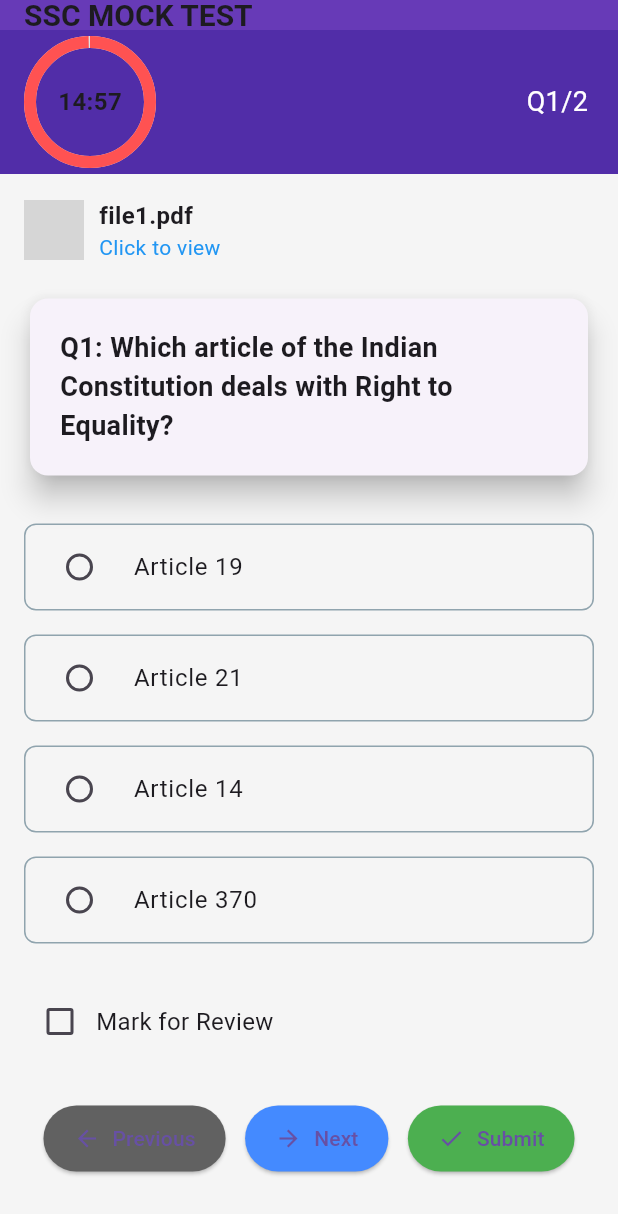
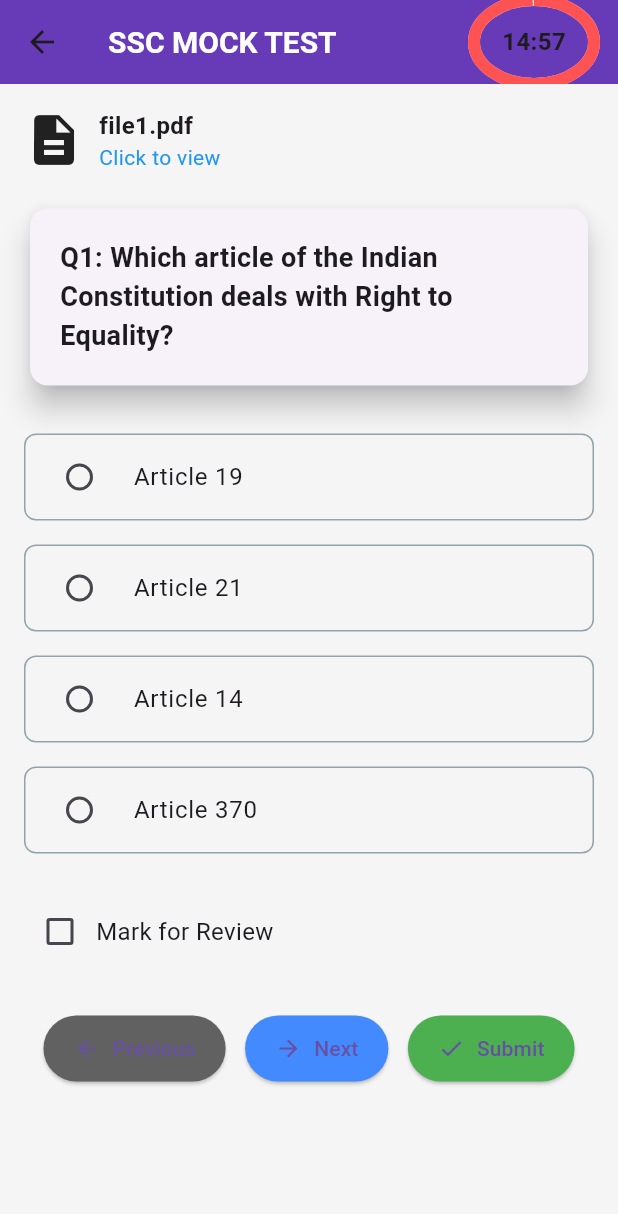
Before and after one commit to studybuild576-commits/vediczy, a Flutter app: the CBTRealisticScreen screen opened directly, after a tap on "Previous", on a phone screen of 412 x 824 dp. Shown: the top 1214 px of the screen. Run offline on Flutter 3.47's test engine with Material 3 defaults, Android fonts, the phone set to English and light mode, and no system bars; our stand-ins replace cloud_firestore, firebase_auth, firebase_core, google_mobile_ads, google_sign_in; accounts and stored records are empty; grey boxes are pictures that could not be loaded.

Commit message:
Update realistic_cbt_test_screen.dart

```diff
--- a/lib/screens/realistic_cbt_test_screen.dart
+++ b/lib/screens/realistic_cbt_test_screen.dart
@@ -1,25 +1,9 @@
 import 'package:flutter/material.dart';
 import 'dart:async';
 
-void main() {
-  runApp(MyApp());
-}
+class CBTRealisticScreen extends StatefulWidget {
+  const CBTRealisticScreen({Key? key}) : super(key: key);
 
-class MyApp extends StatelessWidget {
-  @override
-  Widget build(BuildContext context) {
-    return MaterialApp(
-      title: 'SSC MOCK TEST',
-      theme: ThemeData(
-        primarySwatch: Colors.blue,
-        fontFamily: 'Arial', // Aap apne custom font bhi use kar sakte hain
-      ),
-      home: CBTRealisticScreen(),
-    );
-  }
-}
-
-class CBTRealisticScreen extends StatefulWidget {
   @override
   _CBTRealisticScreenState createState() => _CBTRealisticScreenState();
 }
@@ -30,14 +14,12 @@ class _CBTRealisticScreenState extends State<CBTRealisticScreen> {
       'id': 1,
       'question': 'Which article of the Indian Constitution deals with Right to Equality?',
       'fileName': 'file1.pdf',
-      'image': 'assets/images/file_icon.png',
       'options': ['Article 19', 'Article 21', 'Article 14', 'Article 370']
     },
     {
       'id': 2,
       'question': 'Who is the current President of India?',
       'fileName': 'president_bio.pdf',
-      'image': 'assets/images/file_icon.png',
       'options': ['Ram Nath Kovind', 'Droupadi Murmu', 'APJ Abdul Kalam', 'Pranab Mukherjee']
     },
   ];
@@ -46,7 +28,7 @@ class _CBTRealisticScreenState extends State<CBTRealisticScreen> {
   Map<int, String> answers = {};
   Map<int, bool> markedReview = {};
   late Timer timer;
-  Duration timeLeft = Duration(minutes: 15);
+  Duration timeLeft = const Duration(minutes: 15);
 
   @override
   void initState() {
@@ -55,14 +37,16 @@ class _CBTRealisticScreenState extends State<CBTRealisticScreen> {
   }
 
   void startTimer() {
-    timer = Timer.periodic(Duration(seconds: 1), (_) {
+    timer = Timer.periodic(const Duration(seconds: 1), (_) {
       if (timeLeft.inSeconds == 0) {
         timer.cancel();
         showResult();
       } else {
-        setState(() {
-          timeLeft -= Duration(seconds: 1);
-        });
+        if (mounted) {
+          setState(() {
+            timeLeft -= const Duration(seconds: 1);
+          });
+        }
       }
     });
   }
@@ -71,14 +55,14 @@ class _CBTRealisticScreenState extends State<CBTRealisticScreen> {
     showDialog(
       context: context,
       builder: (_) => AlertDialog(
-        title: Text('Test Finished!'),
+        title: const Text('Test Finished!'),
         content: Text('Your answers: ${answers.toString()}'),
         actions: [
           TextButton(
             onPressed: () {
               Navigator.pop(context);
             },
-            child: Text('OK'),
+            child: const Text('OK'),
           ),
         ],
       ),
@@ -135,61 +119,58 @@ class _CBTRealisticScreenState extends State<CBTRealisticScreen> {
       backgroundColor: Colors.grey[100],
       appBar: AppBar(
         backgroundColor: Colors.deepPurple,
-        title: Text('SSC MOCK TEST', style: TextStyle(fontSize: 20, fontWeight: FontWeight.bold)),
-        bottom: PreferredSize(
-          preferredSize: Size.fromHeight(60),
-          child: Container(
-            padding: EdgeInsets.symmetric(horizontal: 20, vertical: 8),
-            color: Colors.deepPurple.shade700,
-            child: Row(
-              mainAxisAlignment: MainAxisAlignment.spaceBetween,
-              children: [
-                buildTimerBadge(),
-                Text(
-                  'Q${currentQ + 1}/${questions.length}',
-                  style: TextStyle(color: Colors.white, fontSize: 18),
-                ),
-              ],
-            ),
+        title: const Text(
+          'SSC MOCK TEST',
+          style: TextStyle(
+            fontSize: 20,
+            fontWeight: FontWeight.bold,
+            color: Colors.white,
           ),
         ),
+        actions: [
+          // Timer Badge ko yahan display kiya gaya hai
+          Padding(
+            padding: const EdgeInsets.only(right: 16.0),
+            child: buildTimerBadge(),
+          ),
+        ],
       ),
       body: SingleChildScrollView(
         child: Padding(
-          padding: EdgeInsets.all(16),
+          padding: const EdgeInsets.all(16),
           child: Column(
             crossAxisAlignment: CrossAxisAlignment.start,
             children: [
-              // File & Question Details
+              // File & Question Details (Image.asset hata diya gaya hai)
               Row(
                 children: [
-                  Image.asset('assets/images/file_icon.png', width: 40, height: 40),
-                  SizedBox(width: 10),
+                  const Icon(Icons.description, size: 40),
+                  const SizedBox(width: 10),
                   Expanded(
                     child: Column(
                       crossAxisAlignment: CrossAxisAlignment.start,
                       children: [
                         Text(
                           question['fileName'],
-                          style: TextStyle(fontSize: 16, fontWeight: FontWeight.bold),
+                          style: const TextStyle(fontSize: 16, fontWeight: FontWeight.bold),
                         ),
-                        Text('Click to view', style: TextStyle(fontSize: 14, color: Colors.blue)),
+                        const Text('Click to view', style: TextStyle(fontSize: 14, color: Colors.blue)),
                       ],
                     ),
                   ),
                 ],
               ),
-              SizedBox(height: 20),
+              const SizedBox(height: 20),
               // Question Card
               buildQuestionCard('Q${currentQ + 1}: ${question['question']}'),
-              SizedBox(height: 20),
+              const SizedBox(height: 20),
               // Options
               ...question['options'].map<Widget>((opt) {
                 return buildOption(opt, answers[question['id']] ?? '', (val) {
                   selectOption(val);
                 });
               }).toList(),
-              SizedBox(height: 20),
+              const SizedBox(height: 20),
               // Mark for Review
               Row(
                 children: [
@@ -197,10 +178,10 @@ class _CBTRealisticScreenState extends State<CBTRealisticScreen> {
                     value: markedReview[question['id']] ?? false,
                     onChanged: (_) => toggleMark(),
                   ),
-                  Text('Mark for Review', style: TextStyle(fontSize: 16)),
+                  const Text('Mark for Review', style: TextStyle(fontSize: 16)),
                 ],
               ),
-              SizedBox(height: 30),
+              const SizedBox(height: 30),
               // Navigation Buttons
               buildNavigationButtons(),
             ],
@@ -215,15 +196,15 @@ class _CBTRealisticScreenState extends State<CBTRealisticScreen> {
       shape: RoundedRectangleBorder(borderRadius: BorderRadius.circular(12)),
       elevation: 8,
       child: Padding(
-        padding: EdgeInsets.all(20),
-        child: Text(text, style: TextStyle(fontSize: 18, fontWeight: FontWeight.w600)),
+        padding: const EdgeInsets.all(20),
+        child: Text(text, style: const TextStyle(fontSize: 18, fontWeight: FontWeight.w600)),
       ),
     );
   }
 
   Widget buildOption(String optionText, String groupValue, Function(String) onChanged) {
     return Container(
-      margin: EdgeInsets.symmetric(vertical: 8),
+      margin: const EdgeInsets.symmetric(vertical: 8),
       decoration: BoxDecoration(
         border: Border.all(color: Colors.blueGrey.shade300),
         borderRadius: BorderRadius.circular(8),
@@ -232,7 +213,7 @@ class _CBTRealisticScreenState extends State<CBTRealisticScreen> {
         value: optionText,
         groupValue: groupValue,
         onChanged: (val) => onChanged(val!),
-        title: Text(optionText, style: TextStyle(fontSize: 16)),
+        title: Text(optionText, style: const TextStyle(fontSize: 16)),
         activeColor: Colors.deepPurple,
       ),
     );
@@ -244,29 +225,29 @@ class _CBTRealisticScreenState extends State<CBTRealisticScreen> {
       children: [
         ElevatedButton.icon(
           onPressed: goPrevious,
-          icon: Icon(Icons.arrow_back),
-          label: Text('Previous'),
+          icon: const Icon(Icons.arrow_back),
+          label: const Text('Previous'),
           style: ElevatedButton.styleFrom(
             backgroundColor: Colors.grey.shade700,
-            padding: EdgeInsets.symmetric(horizontal: 20, vertical: 12),
+            padding: const EdgeInsets.symmetric(horizontal: 20, vertical: 12),
           ),
         ),
         ElevatedButton.icon(
           onPressed: goNext,
-          icon: Icon(Icons.arrow_forward),
-          label: Text('Next'),
+          icon: const Icon(Icons.arrow_forward),
+          label: const Text('Next'),
           style: ElevatedButton.styleFrom(
             backgroundColor: Colors.blueAccent,
-            padding: EdgeInsets.symmetric(horizontal: 20, vertical: 12),
+            padding: const EdgeInsets.symmetric(horizontal: 20, vertical: 12),
           ),
         ),
         ElevatedButton.icon(
           onPressed: showResult,
-          icon: Icon(Icons.check),
-          label: Text('Submit'),
+          icon: const Icon(Icons.check),
+          label: const Text('Submit'),
           style: ElevatedButton.styleFrom(
             backgroundColor: Colors.green,
-            padding: EdgeInsets.symmetric(horizontal: 20, vertical: 12),
+            padding: const EdgeInsets.symmetric(horizontal: 20, vertical: 12),
           ),
         ),
       ],
@@ -285,12 +266,12 @@ class _CBTRealisticScreenState extends State<CBTRealisticScreen> {
             value: progress,
             strokeWidth: 8,
             backgroundColor: Colors.grey.shade300,
-            valueColor: AlwaysStoppedAnimation<Color>(Colors.redAccent),
+            valueColor: const AlwaysStoppedAnimation<Color>(Colors.redAccent),
           ),
         ),
         Text(
-          '${timeLeft.inMinutes.remainder(60).toString().padLeft(2, '0')}:${(timeLeft.inSeconds.remainder(60)).toString().padLeft(2, '0')}',
-          style: TextStyle(fontSize: 16, fontWeight: FontWeight.bold),
+          getFormattedTime(),
+          style: const TextStyle(fontSize: 16, fontWeight: FontWeight.bold),
         ),
       ],
     );
```
